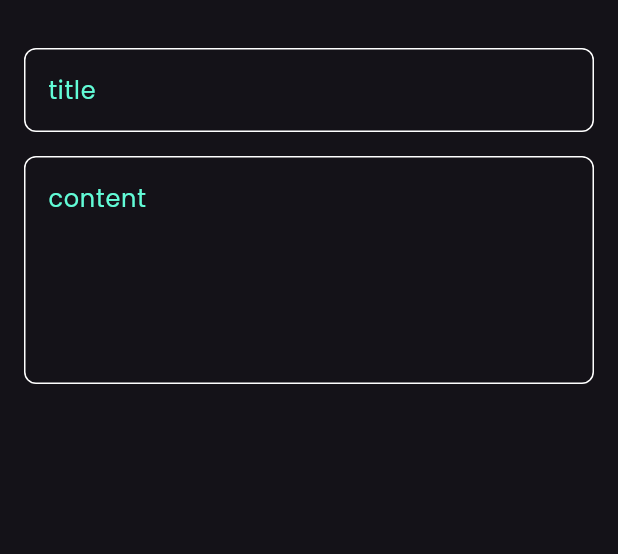
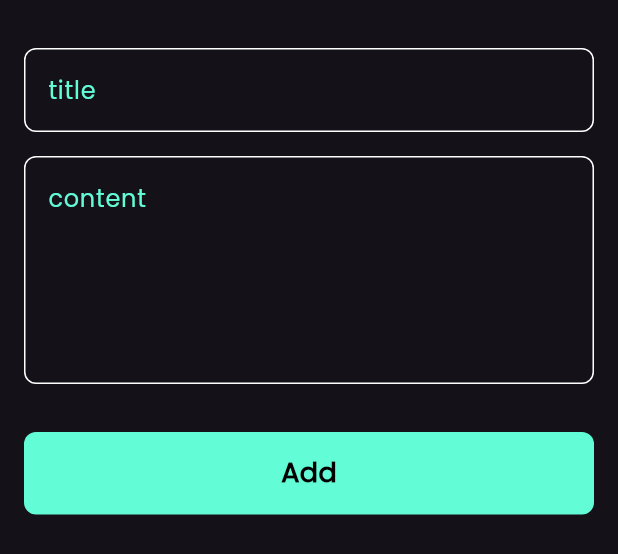
Before and after one commit to ali4hassan9ali2022/notes_app, a Flutter app: the CustomNoteButtonSheet widget shown alone on an empty page, opened directly, on a phone screen of 412 x 824 dp. Shown: the top 554 px of the screen. Run offline on Flutter 3.47's test engine with Material 3 defaults, Android fonts, the phone set to English and light mode, and no system bars; our stand-ins replace font_awesome_flutter.

Commit message:
finish add note button sheet

```diff
--- /dev/null
+++ b/lib/Views/Widgets/custom_button.dart
@@ -0,0 +1,29 @@
+import 'package:flutter/material.dart';
+
+class CustomButton extends StatelessWidget {
+  const CustomButton({super.key});
+
+  @override
+  Widget build(BuildContext context) {
+    return Container(
+      height: 55,
+      width: MediaQuery.of(context).size.width,
+      decoration: BoxDecoration(
+        color: const Color(
+          0xff62fcd7,
+        ),
+        borderRadius: BorderRadius.circular(8),
+      ),
+      child: const Center(
+        child: Text(
+          "Add",
+          style: TextStyle(
+            color: Colors.black,
+            fontSize: 18,
+            fontWeight: FontWeight.bold,
+          ),
+        ),
+      ),
+    );
+  }
+}
--- a/lib/Views/Widgets/custom_note_button_sheet.dart
+++ b/lib/Views/Widgets/custom_note_button_sheet.dart
@@ -1,4 +1,5 @@
 import 'package:flutter/material.dart';
+import 'package:notes_app/Views/Widgets/custom_button.dart';
 import 'package:notes_app/Views/Widgets/custom_text_field.dart';
 
 class CustomNoteButtonSheet extends StatelessWidget {
@@ -8,6 +9,7 @@ class CustomNoteButtonSheet extends StatelessWidget {
   Widget build(BuildContext context) {
     return Padding(
       padding: const EdgeInsets.symmetric(horizontal: 16),
+      child: SingleChildScrollView(
         child: Column(
           children: [
             SizedBox(
@@ -22,8 +24,16 @@ class CustomNoteButtonSheet extends StatelessWidget {
             CustomTextFeild(
               hint: "content",
               maxlines: 5,
+            ),
+            SizedBox(
+              height: 32,
+            ),
+            CustomButton(),
+            SizedBox(
+              height: 16,
             )
           ],
+        ),
       ),
     );
   }
```
Lines whose indentation alone changed are shown as unchanged.
